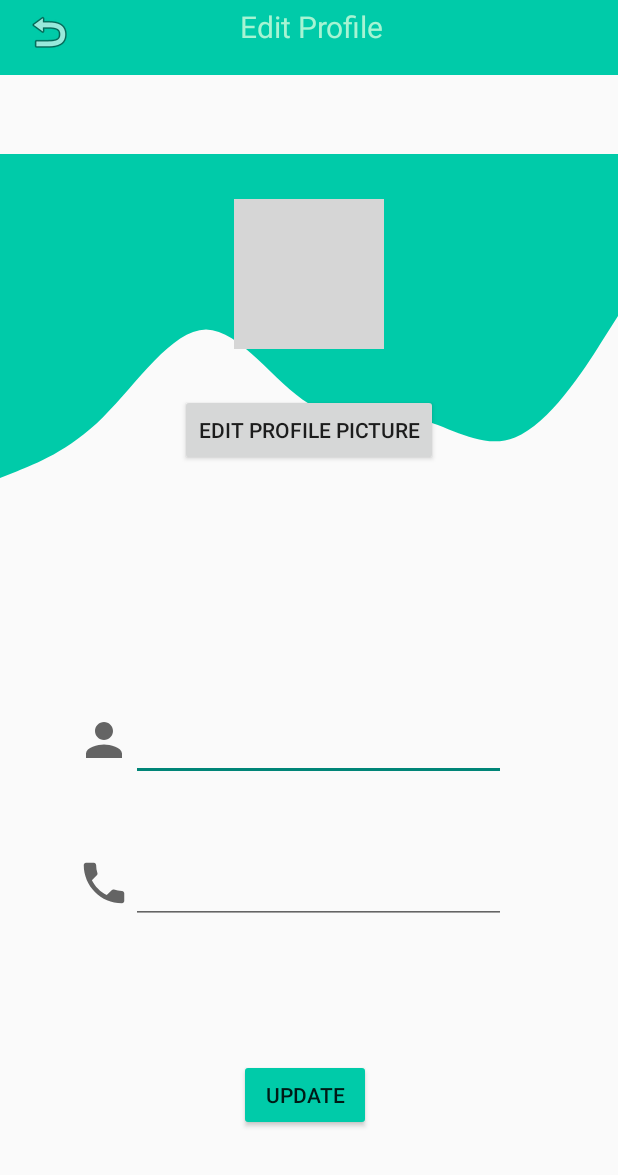
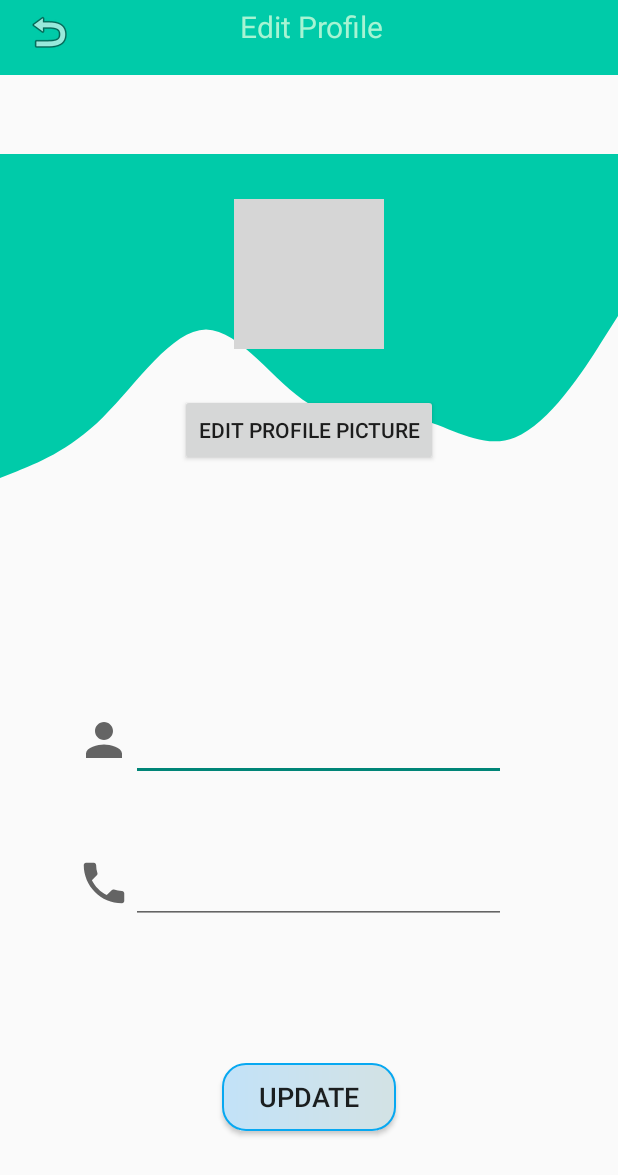
Before and after one commit to craymon777/NousProject, an Android app: the EditProfileActivity screen opened directly, with no data from a screen before it, on a phone screen of 412 x 824 dp. Shown: the top 1175 px of the screen. Run offline under Robolectric (Android 15) with nearby library versions, the phone set to English and light mode, and no system bars; our stand-ins replace Firebase (no records; nobody signed in at launch, a user with empty details on screens opened directly); Roboto replaces fonts that are not available here; 5 statements that could not run were skipped; grey boxes are pictures that could not be loaded.

Commit message:
Modify the Profile Page layout

```diff
--- a/app/src/main/res/layout/activity_edit_profile.xml
+++ b/app/src/main/res/layout/activity_edit_profile.xml
@@ -78,7 +78,8 @@
                 android:layout_height="wrap_content"
                 android:layout_marginTop="30dp"
                 android:layout_gravity="center_horizontal"
-                android:text="Edit Profile Picture" />
+                android:text="Edit Profile Picture"
+                />
 
         </LinearLayout>
     </RelativeLayout>
@@ -149,19 +150,18 @@
 
         </LinearLayout>
     </LinearLayout>
+
     <Button
         android:id="@+id/buttonUpdate"
-        android:layout_width="wrap_content"
-        android:layout_height="wrap_content"
-        android:layout_marginStart="159dp"
+        android:layout_width="116dp"
+        android:layout_height="45dp"
         android:layout_marginTop="63dp"
-        android:layout_marginEnd="30dp"
         android:layout_marginBottom="70dp"
+        android:background="@drawable/trees_button"
         android:text="Update"
-        android:backgroundTint="@color/colorPrimaryVariant"
+        android:textSize="18sp"
         app:layout_constraintBottom_toBottomOf="parent"
         app:layout_constraintEnd_toEndOf="parent"
-        app:layout_constraintHorizontal_bias="0.0"
         app:layout_constraintStart_toStartOf="parent"
         app:layout_constraintTop_toBottomOf="@+id/EditProfile"
         app:layout_constraintVertical_bias="1.0" />
```
